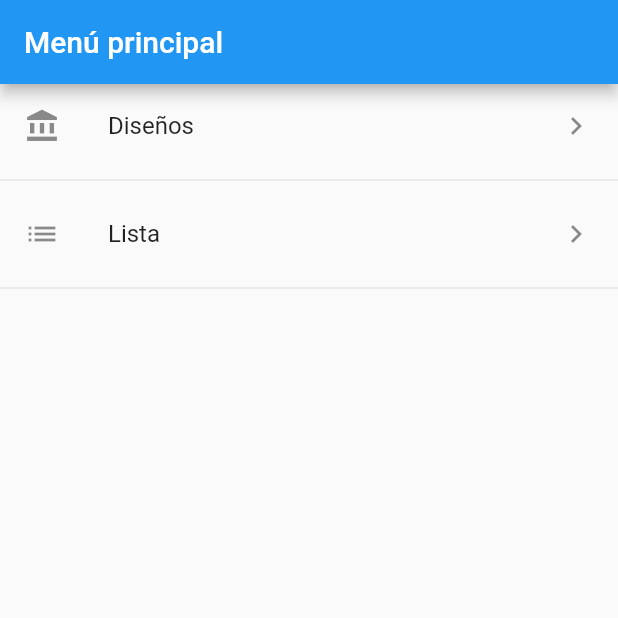
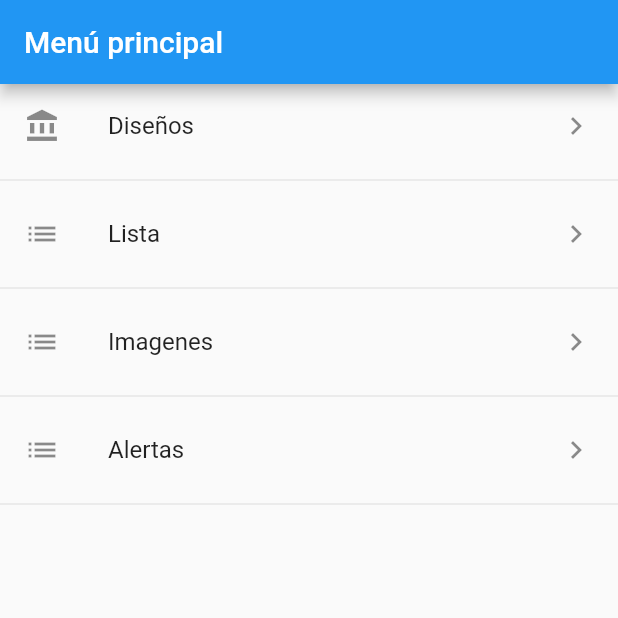
Before and after one commit to durosero/widgets, a Flutter app: the screen it shows after launch, on a phone screen of 412 x 824 dp, the top half of it. Run offline on Flutter 3.47's test engine with Material 2 defaults, Android fonts, the phone set to English and light mode, and no system bars.

Commit message:
añadimos la vista de alertas e imagenes

```diff
--- a/lib/main.dart
+++ b/lib/main.dart
@@ -1,5 +1,7 @@
 import 'package:flutter/material.dart';
+import 'package:widgets/view/alertas.dart';
 import 'package:widgets/view/disenio.dart';
+import 'package:widgets/view/imagenes.dart';
 import 'package:widgets/view/listview.dart';
 import 'package:widgets/view/menu.dart';
 
@@ -18,6 +20,8 @@ class MyApp extends StatelessWidget {
        'menu': (context) => Menu(),
        'disenio': (context) => Disenio(),
        'lista': (context) => ListaView(),
+       'alertas' : (context) => Alertas(),
+       'imagenes' : (context) => Imagenes()
 
      },
     );
--- a/lib/view/menu.dart
+++ b/lib/view/menu.dart
@@ -44,6 +44,30 @@ class Menu extends StatelessWidget {
         ),
         Divider(),
 
+           ListTile(
+          title: Text("Imagenes"),
+     //    subtitle: Text("durosero@itp.edu.co"),
+          leading: Icon(Icons.list),
+          trailing: Icon(Icons.keyboard_arrow_right),
+          onTap: () {
+           Navigator.pushNamed(context, "imagenes");
+          // Navigator.pushReplacementNamed(context, "lista");
+          },
+        ),
+        Divider(),
+
+           ListTile(
+          title: Text("Alertas"),
+     //    subtitle: Text("durosero@itp.edu.co"),
+          leading: Icon(Icons.list),
+          trailing: Icon(Icons.keyboard_arrow_right),
+          onTap: () {
+           Navigator.pushNamed(context, "alertas");
+          // Navigator.pushReplacementNamed(context, "lista");
+          },
+        ),
+        Divider(),
+
       ],
     );
   }
```
Also changed, not shown: lib/view/alertas.dart (added, +72 -0 lines), lib/view/imagenes.dart (added, +30 -0 lines).
